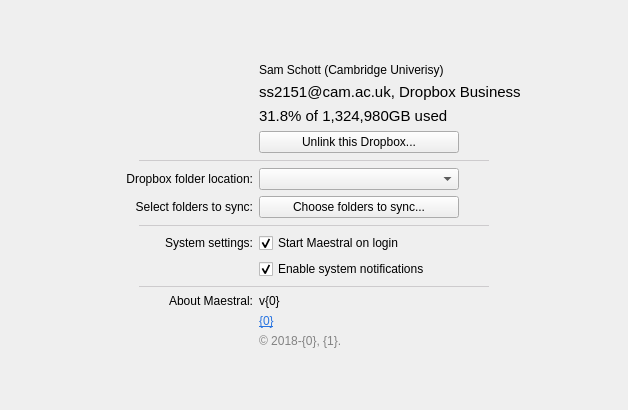
samschott/maestral, file maestral/gui/resources/settings_window.ui: the form before one commit.
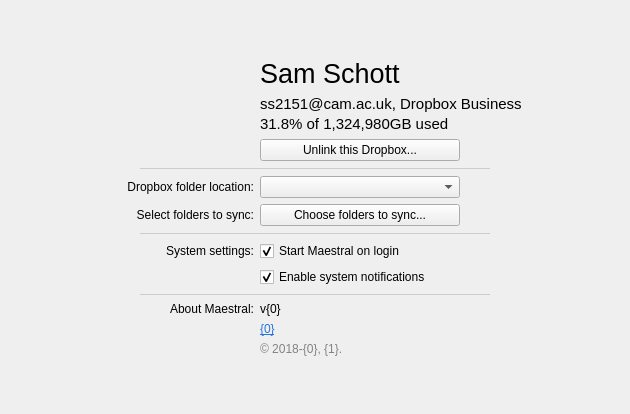
The form after the commit.

Commit message: put account info in its own grid

```diff
--- a/maestral/gui/resources/settings_window.ui
+++ b/maestral/gui/resources/settings_window.ui
@@ -6,8 +6,8 @@
    <rect>
     <x>0</x>
     <y>0</y>
-    <width>628</width>
-    <height>410</height>
+    <width>630</width>
+    <height>414</height>
    </rect>
   </property>
   <property name="sizePolicy">
@@ -53,7 +53,10 @@
    </item>
    <item>
     <layout class="QGridLayout" name="gridLayoutMain" columnstretch="2,3">
-     <item row="5" column="0">
+     <property name="verticalSpacing">
+      <number>-1</number>
+     </property>
+     <item row="4" column="0">
       <widget class="QLabel" name="labelDropboxPathTitle">
        <property name="text">
         <string>Dropbox folder location:</string>
@@ -63,19 +66,7 @@
        </property>
       </widget>
      </item>
-     <item row="1" column="1" alignment="Qt::AlignLeft">
-      <widget class="QLabel" name="labelAccountInfo">
-       <property name="font">
-        <font>
-         <pointsize>11</pointsize>
-        </font>
-       </property>
-       <property name="text">
-        <string>ss2151@cam.ac.uk, Dropbox Business</string>
-       </property>
-      </widget>
-     </item>
-     <item row="10" column="0" colspan="2" alignment="Qt::AlignHCenter">
+     <item row="9" column="0" colspan="2" alignment="Qt::AlignHCenter">
       <widget class="Line" name="line1">
        <property name="minimumSize">
         <size>
@@ -100,7 +91,7 @@
        </property>
       </widget>
      </item>
-     <item row="12" column="1" alignment="Qt::AlignLeft">
+     <item row="11" column="1" alignment="Qt::AlignLeft">
       <widget class="QLabel" name="labelUrl">
        <property name="text">
         <string>&lt;html&gt;&lt;head/&gt;&lt;body&gt;&lt;p&gt;&lt;a href=&quot;{0}&quot;&gt;&lt;span style=&quot; text-decoration: underline; color:#2874e1;&quot;&gt;{0}&lt;/span&gt;&lt;/a&gt;&lt;/p&gt;&lt;/body&gt;&lt;/html&gt;</string>
@@ -110,7 +101,7 @@
        </property>
       </widget>
      </item>
-     <item row="3" column="1" alignment="Qt::AlignLeft">
+     <item row="2" column="1" alignment="Qt::AlignLeft">
       <widget class="QPushButton" name="pushButtonUnlink">
        <property name="minimumSize">
         <size>
@@ -123,7 +114,7 @@
        </property>
       </widget>
      </item>
-     <item row="6" column="1" alignment="Qt::AlignLeft">
+     <item row="5" column="1" alignment="Qt::AlignLeft">
       <widget class="QPushButton" name="pushButtonExcludedFolders">
        <property name="minimumSize">
         <size>
@@ -142,14 +133,14 @@
        </property>
       </widget>
      </item>
-     <item row="13" column="1" alignment="Qt::AlignLeft">
+     <item row="12" column="1" alignment="Qt::AlignLeft">
       <widget class="QLabel" name="labelCopyright">
        <property name="text">
         <string>&lt;html&gt;&lt;head/&gt;&lt;body&gt;&lt;p&gt;&lt;span style=&quot; color:#838383;&quot;&gt;© 2018-{0}, {1}. &lt;/span&gt;&lt;/p&gt;&lt;/body&gt;&lt;/html&gt;</string>
        </property>
       </widget>
      </item>
-     <item row="5" column="1" alignment="Qt::AlignLeft">
+     <item row="4" column="1" alignment="Qt::AlignLeft">
       <widget class="QComboBox" name="comboBoxDropboxPath">
        <property name="minimumSize">
         <size>
@@ -167,12 +158,17 @@
      </item>
      <item row="0" column="1" alignment="Qt::AlignLeft">
       <widget class="QLabel" name="labelAccountName">
+       <property name="font">
+        <font>
+         <pointsize>20</pointsize>
+        </font>
+       </property>
        <property name="text">
-        <string>Sam Schott (Cambridge Univerisy)</string>
+        <string>Sam Schott</string>
        </property>
       </widget>
      </item>
-     <item row="11" column="1" alignment="Qt::AlignLeft">
+     <item row="10" column="1" alignment="Qt::AlignLeft">
       <widget class="QLabel" name="labelVersion">
        <property name="text">
         <string>&lt;html&gt;&lt;head/&gt;&lt;body&gt;&lt;p&gt;v{0}&lt;/p&gt;&lt;/body&gt;&lt;/html&gt;</string>
@@ -185,7 +181,7 @@
        </property>
       </widget>
      </item>
-     <item row="9" column="1">
+     <item row="8" column="1" alignment="Qt::AlignLeft">
       <widget class="QCheckBox" name="checkBoxNotifications">
        <property name="text">
         <string>Enable system notifications</string>
@@ -195,19 +191,7 @@
        </property>
       </widget>
      </item>
-     <item row="2" column="1">
-      <widget class="QLabel" name="labelSpaceUsage">
-       <property name="font">
-        <font>
-         <pointsize>11</pointsize>
-        </font>
-       </property>
-       <property name="text">
-        <string>31.8% of 1,324,980GB used</string>
-       </property>
-      </widget>
-     </item>
-     <item row="8" column="1">
+     <item row="7" column="1" alignment="Qt::AlignLeft">
       <widget class="QCheckBox" name="checkBoxStartup">
        <property name="text">
         <string>Start Maestral on login</string>
@@ -217,7 +201,7 @@
        </property>
       </widget>
      </item>
-     <item row="11" column="0">
+     <item row="10" column="0">
       <widget class="QLabel" name="labelAboutTitle">
        <property name="text">
         <string>About Maestral:</string>
@@ -227,7 +211,7 @@
        </property>
       </widget>
      </item>
-     <item row="7" column="0" colspan="2" alignment="Qt::AlignHCenter">
+     <item row="6" column="0" colspan="2" alignment="Qt::AlignHCenter">
       <widget class="Line" name="line0">
        <property name="minimumSize">
         <size>
@@ -252,7 +236,7 @@
        </property>
       </widget>
      </item>
-     <item row="6" column="0">
+     <item row="5" column="0">
       <widget class="QLabel" name="labelExcludedFoldersTitle">
        <property name="text">
         <string>Select folders to sync:</string>
@@ -262,7 +246,7 @@
        </property>
       </widget>
      </item>
-     <item row="0" column="0" rowspan="4" alignment="Qt::AlignRight">
+     <item row="0" column="0" rowspan="3" alignment="Qt::AlignRight">
       <widget class="QLabel" name="labelUserProfilePic">
        <property name="minimumSize">
         <size>
@@ -275,7 +259,7 @@
        </property>
       </widget>
      </item>
-     <item row="4" column="0" colspan="2" alignment="Qt::AlignHCenter">
+     <item row="3" column="0" colspan="2" alignment="Qt::AlignHCenter">
       <widget class="Line" name="line2">
        <property name="minimumSize">
         <size>
@@ -300,7 +284,7 @@
        </property>
       </widget>
      </item>
-     <item row="8" column="0">
+     <item row="7" column="0">
       <widget class="QLabel" name="label">
        <property name="text">
         <string>System settings:</string>
@@ -310,6 +294,37 @@
        </property>
       </widget>
      </item>
+     <item row="1" column="1">
+      <layout class="QVBoxLayout" name="verticalLayoutAccountInfo">
+       <property name="spacing">
+        <number>2</number>
+       </property>
+       <item>
+        <widget class="QLabel" name="labelAccountInfo">
+         <property name="font">
+          <font>
+           <pointsize>11</pointsize>
+          </font>
+         </property>
+         <property name="text">
+          <string>ss2151@cam.ac.uk, Dropbox Business</string>
+         </property>
+        </widget>
+       </item>
+       <item>
+        <widget class="QLabel" name="labelSpaceUsage">
+         <property name="font">
+          <font>
+           <pointsize>11</pointsize>
+          </font>
+         </property>
+         <property name="text">
+          <string>31.8% of 1,324,980GB used</string>
+         </property>
+        </widget>
+       </item>
+      </layout>
+     </item>
     </layout>
    </item>
    <item>
```
